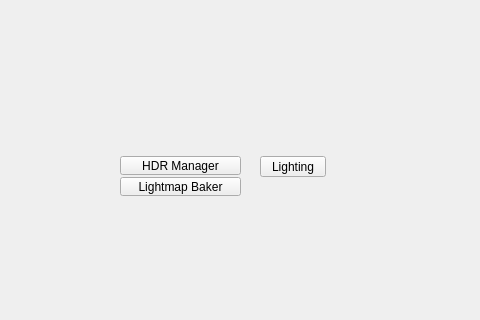
This is tentacle/ui/lighting#submenu.ui in m3trik/tentacle as Qt 5 draws it before an edit; both pictures show x 0 to 480 and y 124 to 444 of the 600 by 600 pixel window. The edited form follows.
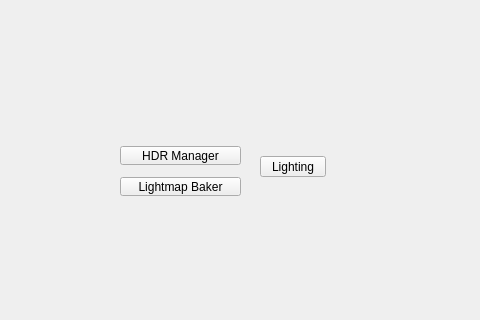
This is the edited form. Custom widgets are drawn as their Qt base class.

What changed in the file:
```diff
--- a/tentacle/ui/lighting#submenu.ui
+++ b/tentacle/ui/lighting#submenu.ui
@@ -82,7 +82,7 @@
     <property name="geometry">
      <rect>
       <x>120</x>
-      <y>280</y>
+      <y>270</y>
       <width>121</width>
       <height>19</height>
      </rect>
```
Left out of the diff: 6 changed lines with no effect on the pictures.
